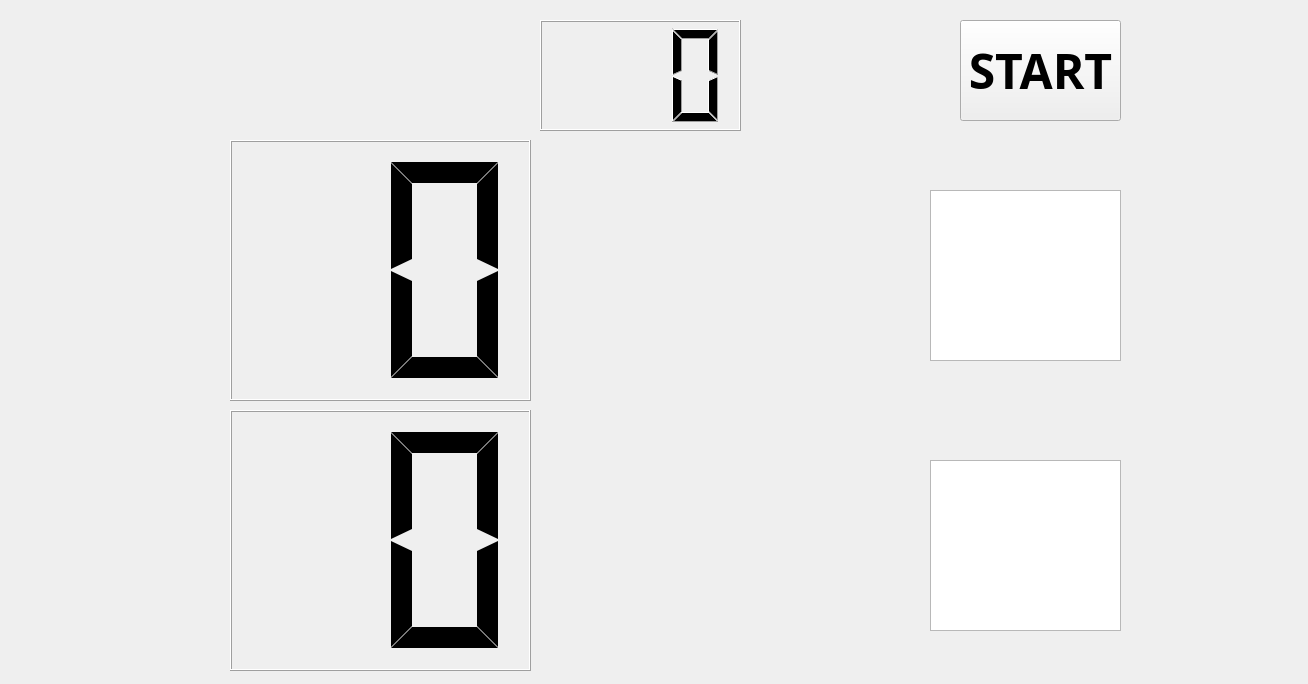
First picture: the form in widget.ui, repository hellkyu/capston_carom_scoreboard, before the edit.
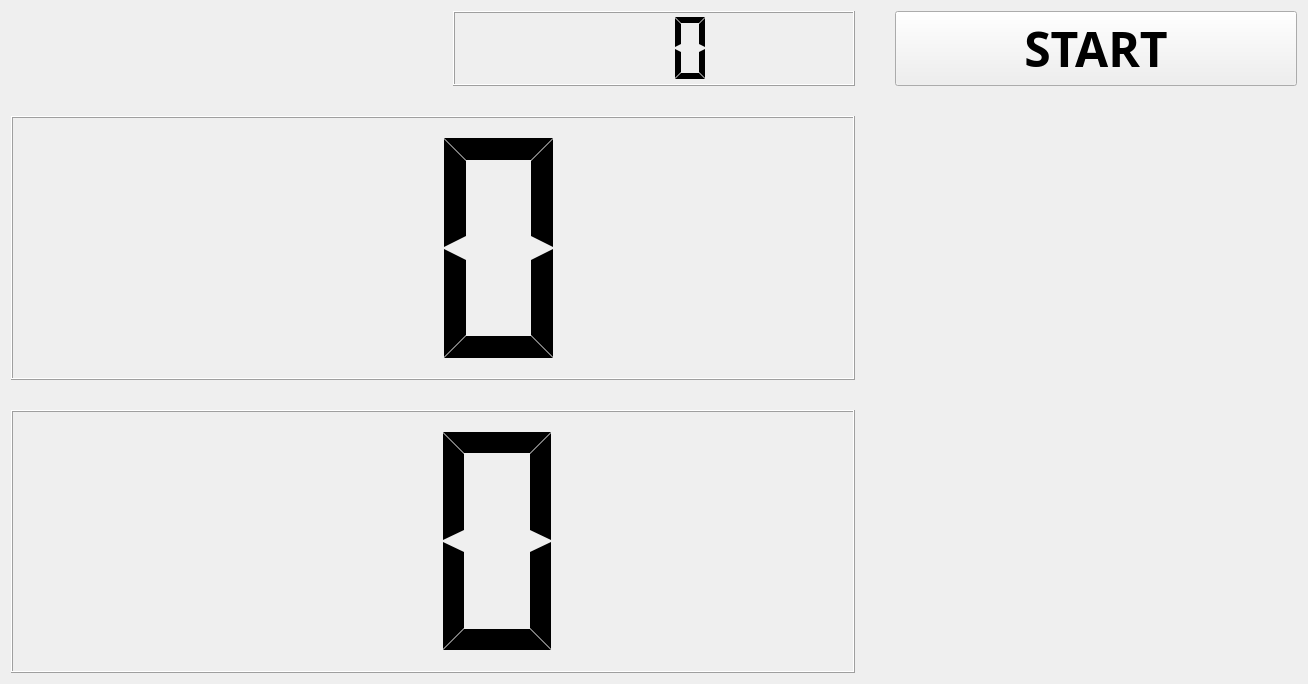
Second picture: the form after the edit.

Diff of the .ui file:
```diff
--- a/widget.ui
+++ b/widget.ui
@@ -13,15 +13,41 @@
   <property name="windowTitle">
    <string>Widget</string>
   </property>
+  <layout class="QGridLayout" name="gridLayout" rowstretch="1,1,1" columnstretch="1,1,1">
+   <property name="horizontalSpacing">
+    <number>40</number>
+   </property>
+   <property name="verticalSpacing">
+    <number>30</number>
+   </property>
+   <item row="0" column="1">
+    <widget class="QLCDNumber" name="lcdTimer">
+     <property name="digitCount">
+      <number>3</number>
+     </property>
+     <property name="segmentStyle">
+      <enum>QLCDNumber::Flat</enum>
+     </property>
+    </widget>
+   </item>
+   <item row="1" column="0" colspan="2">
+    <widget class="QLCDNumber" name="lcdYellowScore">
+     <property name="smallDecimalPoint">
+      <bool>false</bool>
+     </property>
+     <property name="digitCount">
+      <number>2</number>
+     </property>
+     <property name="segmentStyle">
+      <enum>QLCDNumber::Flat</enum>
+     </property>
+     <property name="value" stdset="0">
+      <double>0.000000000000000</double>
+     </property>
+    </widget>
+   </item>
+   <item row="0" column="2">
   <widget class="QPushButton" name="startBtn">
-   <property name="geometry">
-    <rect>
-     <x>960</x>
-     <y>20</y>
-     <width>161</width>
-     <height>101</height>
-    </rect>
-   </property>
    <property name="font">
     <font>
      <family>Agency FB</family>
@@ -34,37 +60,9 @@
     <string>START</string>
    </property>
   </widget>
-  <widget class="QLCDNumber" name="lcdYellowScore">
-   <property name="geometry">
-    <rect>
-     <x>230</x>
-     <y>140</y>
-     <width>301</width>
-     <height>261</height>
-    </rect>
-   </property>
-   <property name="smallDecimalPoint">
-    <bool>false</bool>
-   </property>
-   <property name="digitCount">
-    <number>2</number>
-   </property>
-   <property name="segmentStyle">
-    <enum>QLCDNumber::Flat</enum>
-   </property>
-   <property name="value" stdset="0">
-    <double>0.000000000000000</double>
-   </property>
-  </widget>
+   </item>
+   <item row="2" column="0" colspan="2">
   <widget class="QLCDNumber" name="lcdWhiteScore">
-   <property name="geometry">
-    <rect>
-     <x>230</x>
-     <y>410</y>
-     <width>301</width>
-     <height>261</height>
-    </rect>
-   </property>
    <property name="smallDecimalPoint">
     <bool>false</bool>
    </property>
@@ -78,39 +76,8 @@
     <double>0.000000000000000</double>
    </property>
   </widget>
-  <widget class="QGraphicsView" name="graphicsView">
-   <property name="geometry">
-    <rect>
-     <x>930</x>
-     <y>190</y>
-     <width>191</width>
-     <height>171</height>
-    </rect>
-   </property>
-  </widget>
-  <widget class="QGraphicsView" name="graphicsView_2">
-   <property name="geometry">
-    <rect>
-     <x>930</x>
-     <y>460</y>
-     <width>191</width>
-     <height>171</height>
-    </rect>
-   </property>
-  </widget>
-  <widget class="QLCDNumber" name="lcdTimer">
-   <property name="geometry">
-    <rect>
-     <x>540</x>
-     <y>20</y>
-     <width>201</width>
-     <height>111</height>
-    </rect>
-   </property>
-   <property name="digitCount">
-    <number>3</number>
-   </property>
-  </widget>
+   </item>
+  </layout>
  </widget>
  <layoutdefault spacing="6" margin="11"/>
  <resources/>
```
Lines whose indentation alone changed are shown as unchanged.
